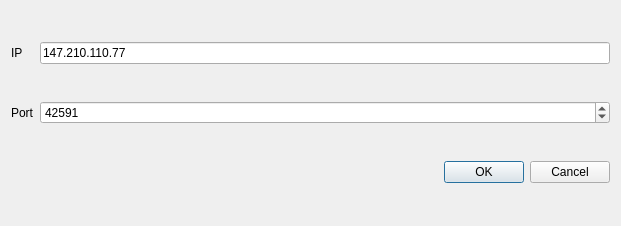
First picture: the form in src/androidGUI/ipconnectdialog.ui, repository jcelerier/dpetri, before the edit.
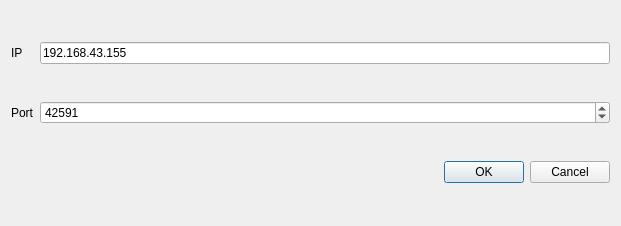
Second picture: the form after the edit.

What changed in the file:
```diff
--- a/src/androidGUI/ipconnectdialog.ui
+++ b/src/androidGUI/ipconnectdialog.ui
@@ -35,7 +35,7 @@
      <item row="2" column="1">
       <widget class="QLineEdit" name="ip">
        <property name="text">
-        <string>147.210.110.77</string>
+        <string>192.168.43.155</string>
        </property>
       </widget>
      </item>
```
